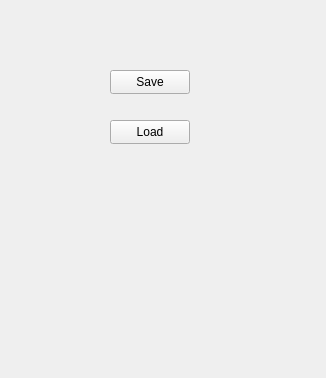
Pkow1999/Vampire-The-Masquerade-v5-Character-Sheet-for-Android, file options.ui: the form before one commit.
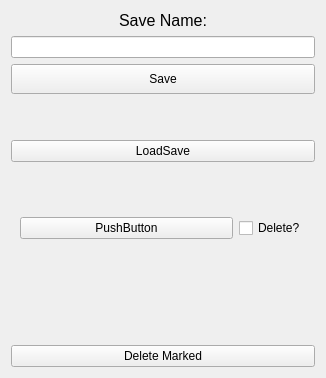
The form after the commit.

Commit message: Completed save and load features

Diff of the .ui file:
```diff
--- a/options.ui
+++ b/options.ui
@@ -13,32 +13,156 @@
   <property name="windowTitle">
    <string>Form</string>
   </property>
-  <widget class="QPushButton" name="pushButton">
-   <property name="geometry">
-    <rect>
-     <x>110</x>
-     <y>70</y>
-     <width>80</width>
-     <height>24</height>
-    </rect>
-   </property>
-   <property name="text">
-    <string>Save</string>
-   </property>
-  </widget>
-  <widget class="QPushButton" name="pushButton_2">
-   <property name="geometry">
-    <rect>
-     <x>110</x>
-     <y>120</y>
-     <width>80</width>
-     <height>24</height>
-    </rect>
-   </property>
-   <property name="text">
-    <string>Load</string>
-   </property>
-  </widget>
+  <layout class="QVBoxLayout" name="verticalLayout_2">
+   <item>
+    <layout class="QVBoxLayout" name="verticalLayout">
+     <item>
+      <widget class="QLabel" name="saveLabel">
+       <property name="sizePolicy">
+        <sizepolicy hsizetype="Minimum" vsizetype="Maximum">
+         <horstretch>0</horstretch>
+         <verstretch>0</verstretch>
+        </sizepolicy>
+       </property>
+       <property name="font">
+        <font>
+         <pointsize>12</pointsize>
+        </font>
+       </property>
+       <property name="text">
+        <string>Save Name:</string>
+       </property>
+       <property name="alignment">
+        <set>Qt::AlignCenter</set>
+       </property>
+      </widget>
+     </item>
+     <item>
+      <widget class="QLineEdit" name="saveName"/>
+     </item>
+     <item>
+      <widget class="QPushButton" name="saveButton">
+       <property name="sizePolicy">
+        <sizepolicy hsizetype="Minimum" vsizetype="Minimum">
+         <horstretch>0</horstretch>
+         <verstretch>0</verstretch>
+        </sizepolicy>
+       </property>
+       <property name="minimumSize">
+        <size>
+         <width>0</width>
+         <height>30</height>
+        </size>
+       </property>
+       <property name="text">
+        <string>Save</string>
+       </property>
+      </widget>
+     </item>
+     <item>
+      <spacer name="verticalSpacer">
+       <property name="orientation">
+        <enum>Qt::Vertical</enum>
+       </property>
+       <property name="sizeType">
+        <enum>QSizePolicy::Preferred</enum>
+       </property>
+       <property name="sizeHint" stdset="0">
+        <size>
+         <width>20</width>
+         <height>40</height>
+        </size>
+       </property>
+      </spacer>
+     </item>
+     <item>
+      <widget class="QPushButton" name="loadSaveButton">
+       <property name="sizePolicy">
+        <sizepolicy hsizetype="Minimum" vsizetype="Minimum">
+         <horstretch>0</horstretch>
+         <verstretch>0</verstretch>
+        </sizepolicy>
+       </property>
+       <property name="text">
+        <string>LoadSave</string>
+       </property>
+      </widget>
+     </item>
+    </layout>
+   </item>
+   <item>
+    <spacer name="verticalSpacer_3">
+     <property name="orientation">
+      <enum>Qt::Vertical</enum>
+     </property>
+     <property name="sizeType">
+      <enum>QSizePolicy::Preferred</enum>
+     </property>
+     <property name="sizeHint" stdset="0">
+      <size>
+       <width>20</width>
+       <height>40</height>
+      </size>
+     </property>
+    </spacer>
+   </item>
+   <item>
+    <layout class="QVBoxLayout" name="savesLayout">
+     <item>
+      <widget class="QWidget" name="savesWidget" native="true">
+       <layout class="QHBoxLayout" name="horizontalLayout">
+        <item>
+         <widget class="QPushButton" name="pushButton_2">
+          <property name="sizePolicy">
+           <sizepolicy hsizetype="Minimum" vsizetype="Fixed">
+            <horstretch>0</horstretch>
+            <verstretch>0</verstretch>
+           </sizepolicy>
+          </property>
+          <property name="text">
+           <string>PushButton</string>
+          </property>
+         </widget>
+        </item>
+        <item>
+         <widget class="QCheckBox" name="checkBox">
+          <property name="sizePolicy">
+           <sizepolicy hsizetype="Maximum" vsizetype="Fixed">
+            <horstretch>0</horstretch>
+            <verstretch>0</verstretch>
+           </sizepolicy>
+          </property>
+          <property name="text">
+           <string>Delete?</string>
+          </property>
+         </widget>
+        </item>
+       </layout>
+      </widget>
+     </item>
+    </layout>
+   </item>
+   <item>
+    <spacer name="verticalSpacer_2">
+     <property name="orientation">
+      <enum>Qt::Vertical</enum>
+     </property>
+     <property name="sizeHint" stdset="0">
+      <size>
+       <width>20</width>
+       <height>40</height>
+      </size>
+     </property>
+    </spacer>
+   </item>
+   <item>
+    <widget class="QPushButton" name="deleteSavesButton">
+     <property name="text">
+      <string>Delete Marked</string>
+     </property>
+    </widget>
+   </item>
+  </layout>
  </widget>
  <resources/>
  <connections/>
```
The commit also changes 20 other files.
